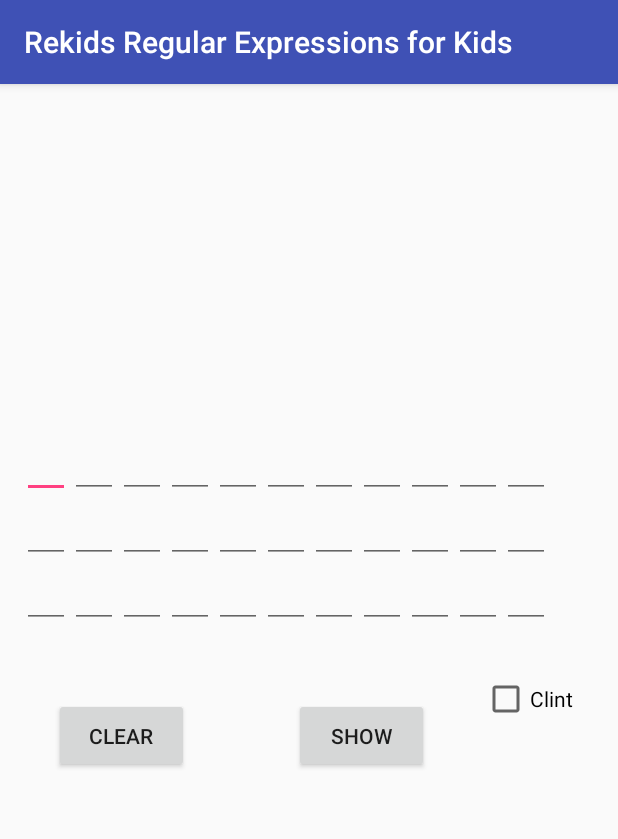
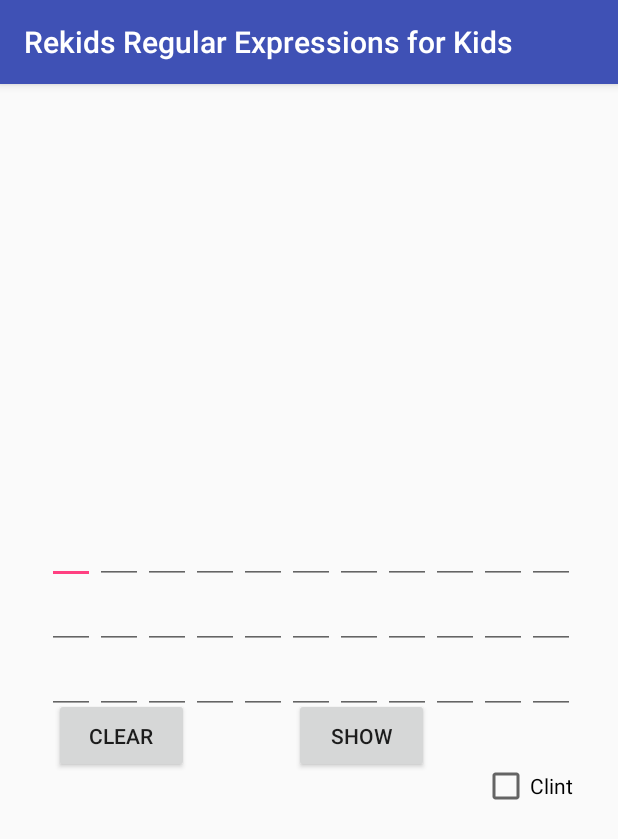
Before and after one commit to Nickotronz7/REKids-Regular-Expressions-for-Kids-, an Android app: the MainGame2 screen opened directly, with no data from a screen before it, on a phone screen of 412 x 824 dp. Shown: the top 839 px of the screen. Run offline under Robolectric (Android 15) with nearby library versions, the phone set to English and light mode, and no system bars.

Commit message:
clase matris

```diff
--- a/app/src/main/java/com/example/nicko/rekids_regular_expressions_for_kids_/MainGame2.java
+++ b/app/src/main/java/com/example/nicko/rekids_regular_expressions_for_kids_/MainGame2.java
@@ -2,6 +2,7 @@ package com.example.nicko.rekids_regular_expressions_for_kids_;
 
 import android.app.Dialog;
 import android.content.DialogInterface;
+import android.os.SystemClock;
 import android.support.v7.app.AlertDialog;
 import android.support.v7.app.AppCompatActivity;
 import android.os.Bundle;
@@ -16,8 +17,6 @@ public class MainGame2 extends AppCompatActivity {
         super.onCreate(savedInstanceState);
 
         setContentView(R.layout.activity_main_game2);
-
-
     }
 
     public void clear(View v){
--- a/app/src/main/res/layout/activity_main_game2.xml
+++ b/app/src/main/res/layout/activity_main_game2.xml
@@ -4,7 +4,8 @@
     xmlns:tools="http://schemas.android.com/tools"
     android:layout_width="match_parent"
     android:layout_height="match_parent"
-    tools:context="com.example.nicko.rekids_regular_expressions_for_kids_.MainGame2">
+    tools:context="com.example.nicko.rekids_regular_expressions_for_kids_.MainGame2"
+    android:orientation="vertical">
 
     <TextView
         android:id="@+id/textView"
@@ -16,6 +17,7 @@
         android:layout_marginStart="8dp"
         android:layout_marginTop="27dp"
         android:textAlignment="viewStart"
+        android:visibility="visible"
         app:layout_constraintHorizontal_bias="0.428"
         app:layout_constraintLeft_toLeftOf="parent"
         app:layout_constraintRight_toRightOf="parent"
@@ -54,27 +56,27 @@
         android:layout_marginRight="126dp"
         app:layout_constraintRight_toRightOf="parent"
         app:layout_constraintTop_toTopOf="parent"
-        android:layout_marginTop="409dp" />
+        android:layout_marginTop="409dp"
+        android:onClick="show"/>
 
     <TableLayout
         android:id="@+id/tableLayout"
-        android:layout_width="383dp"
-        android:layout_height="129dp"
+        android:layout_width="350dp"
+        android:layout_height="130dp"
         android:layout_marginBottom="8dp"
+        android:layout_marginTop="8dp"
+        android:visibility="visible"
+        app:layout_constraintBottom_toBottomOf="parent"
+        app:layout_constraintTop_toBottomOf="@+id/textView"
+        app:layout_constraintVertical_bias="0.19999999"
         android:layout_marginLeft="8dp"
+        app:layout_constraintLeft_toLeftOf="parent"
         android:layout_marginRight="8dp"
-        android:layout_marginTop="8dp"
-        app:layout_constraintBottom_toBottomOf="parent"
-        app:layout_constraintLeft_toLeftOf="parent"
-        app:layout_constraintRight_toRightOf="parent"
-        app:layout_constraintTop_toBottomOf="@+id/textView"
-        app:layout_constraintVertical_bias="0.064"
-        android:layout_marginStart="8dp"
-        android:layout_marginEnd="8dp">
+        app:layout_constraintRight_toRightOf="parent">
 
         <TableRow
-            android:layout_width="match_parent"
-            android:layout_height="match_parent">
+            android:layout_width="384dp"
+            android:layout_height="43dp">
 
             <EditText
                 android:id="@+id/textBox00"
@@ -82,10 +84,10 @@
                 android:layout_height="43dp"
                 android:ems="10"
                 android:inputType="textPersonName"
+                android:maxLength="1"
                 tools:layout_editor_absoluteX="52dp"
                 tools:layout_editor_absoluteY="310dp"
-                tools:maxEms="1"
-                android:maxLength="1" />
+                tools:maxEms="1" />
 
             <EditText
                 android:id="@+id/textBox01"
@@ -93,9 +95,9 @@
                 android:layout_height="43dp"
                 android:ems="10"
                 android:inputType="textPersonName"
+                android:maxLength="1"
                 tools:layout_editor_absoluteX="52dp"
-                tools:layout_editor_absoluteY="310dp"
-                android:maxLength="1" />
+                tools:layout_editor_absoluteY="310dp" />
 
             <EditText
                 android:id="@+id/textBox02"
@@ -103,9 +105,9 @@
                 android:layout_height="43dp"
                 android:ems="10"
                 android:inputType="textPersonName"
+                android:maxLength="1"
                 tools:layout_editor_absoluteX="52dp"
-                tools:layout_editor_absoluteY="310dp"
-                android:maxLength="1" />
+                tools:layout_editor_absoluteY="310dp" />
 
             <EditText
                 android:id="@+id/textBox03"
@@ -113,9 +115,9 @@
                 android:layout_height="43dp"
                 android:ems="10"
                 android:inputType="textPersonName"
+                android:maxLength="1"
                 tools:layout_editor_absoluteX="52dp"
-                tools:layout_editor_absoluteY="310dp"
-                android:maxLength="1" />
+                tools:layout_editor_absoluteY="310dp" />
 
             <EditText
                 android:id="@+id/textBox04"
@@ -123,9 +125,9 @@
                 android:layout_height="43dp"
                 android:ems="10"
                 android:inputType="textPersonName"
+                android:maxLength="1"
                 tools:layout_editor_absoluteX="52dp"
-                tools:layout_editor_absoluteY="310dp"
-                android:maxLength="1" />
+                tools:layout_editor_absoluteY="310dp" />
 
             <EditText
                 android:id="@+id/textBox05"
@@ -133,9 +135,9 @@
                 android:layout_height="43dp"
                 android:ems="10"
                 android:inputType="textPersonName"
+                android:maxLength="1"
                 tools:layout_editor_absoluteX="52dp"
-                tools:layout_editor_absoluteY="310dp"
-                android:maxLength="1" />
+                tools:layout_editor_absoluteY="310dp" />
 
             <EditText
                 android:id="@+id/textBox06"
@@ -143,9 +145,9 @@
                 android:layout_height="43dp"
                 android:ems="10"
                 android:inputType="textPersonName"
+                android:maxLength="1"
                 tools:layout_editor_absoluteX="52dp"
-                tools:layout_editor_absoluteY="310dp"
-                android:maxLength="1" />
+                tools:layout_editor_absoluteY="310dp" />
 
             <EditText
                 android:id="@+id/textBox07"
@@ -153,9 +155,9 @@
                 android:layout_height="43dp"
                 android:ems="10"
                 android:inputType="textPersonName"
+                android:maxLength="1"
                 tools:layout_editor_absoluteX="52dp"
-                tools:layout_editor_absoluteY="310dp"
-                android:maxLength="1" />
+                tools:layout_editor_absoluteY="310dp" />
 
             <EditText
                 android:id="@+id/textBox08"
@@ -163,9 +165,9 @@
                 android:layout_height="43dp"
                 android:ems="10"
                 android:inputType="textPersonName"
+                android:maxLength="1"
                 tools:layout_editor_absoluteX="52dp"
-                tools:layout_editor_absoluteY="310dp"
-                android:maxLength="1" />
+                tools:layout_editor_absoluteY="310dp" />
 
             <EditText
                 android:id="@+id/textBox09"
@@ -173,9 +175,9 @@
                 android:layout_height="43dp"
                 android:ems="10"
                 android:inputType="textPersonName"
+                android:maxLength="1"
                 tools:layout_editor_absoluteX="52dp"
-                tools:layout_editor_absoluteY="310dp"
-                android:maxLength="1" />
+                tools:layout_editor_absoluteY="310dp" />
 
             <EditText
                 android:id="@+id/textBox010"
@@ -183,9 +185,9 @@
                 android:layout_height="43dp"
                 android:ems="10"
                 android:inputType="textPersonName"
+                android:maxLength="1"
                 tools:layout_editor_absoluteX="52dp"
-                tools:layout_editor_absoluteY="310dp"
-                android:maxLength="1" />
+                tools:layout_editor_absoluteY="310dp" />
 
         </TableRow>
 
@@ -199,9 +201,9 @@
                 android:layout_height="43dp"
                 android:ems="10"
                 android:inputType="textPersonName"
+                android:maxLength="1"
                 tools:layout_editor_absoluteX="52dp"
-                tools:layout_editor_absoluteY="310dp"
-                android:maxLength="1" />
+                tools:layout_editor_absoluteY="310dp" />
 
             <EditText
                 android:id="@+id/textBox11"
@@ -209,9 +211,9 @@
                 android:layout_height="43dp"
                 android:ems="10"
                 android:inputType="textPersonName"
+                android:maxLength="1"
                 tools:layout_editor_absoluteX="52dp"
-                tools:layout_editor_absoluteY="310dp"
-                android:maxLength="1" />
+                tools:layout_editor_absoluteY="310dp" />
 
             <EditText
                 android:id="@+id/textBox12"
@@ -219,9 +221,9 @@
                 android:layout_height="43dp"
                 android:ems="10"
                 android:inputType="textPersonName"
+                android:maxLength="1"
                 tools:layout_editor_absoluteX="52dp"
-                tools:layout_editor_absoluteY="310dp"
-                android:maxLength="1" />
+                tools:layout_editor_absoluteY="310dp" />
 
             <EditText
                 android:id="@+id/textBox13"
@@ -229,9 +231,9 @@
                 android:layout_height="43dp"
                 android:ems="10"
                 android:inputType="textPersonName"
+                android:maxLength="1"
                 tools:layout_editor_absoluteX="52dp"
-                tools:layout_editor_absoluteY="310dp"
-                android:maxLength="1" />
+                tools:layout_editor_absoluteY="310dp" />
 
             <EditText
                 android:id="@+id/textBox14"
@@ -239,9 +241,9 @@
                 android:layout_height="43dp"
                 android:ems="10"
                 android:inputType="textPersonName"
+                android:maxLength="1"
                 tools:layout_editor_absoluteX="52dp"
-                tools:layout_editor_absoluteY="310dp"
-                android:maxLength="1" />
+                tools:layout_editor_absoluteY="310dp" />
 
             <EditText
                 android:id="@+id/textBox15"
@@ -249,9 +251,9 @@
                 android:layout_height="43dp"
                 android:ems="10"
                 android:inputType="textPersonName"
+                android:maxLength="1"
                 tools:layout_editor_absoluteX="52dp"
-                tools:layout_editor_absoluteY="310dp"
-                android:maxLength="1" />
+                tools:layout_editor_absoluteY="310dp" />
 
             <EditText
                 android:id="@+id/textBox16"
@@ -259,9 +261,9 @@
                 android:layout_height="43dp"
                 android:ems="10"
                 android:inputType="textPersonName"
+                android:maxLength="1"
                 tools:layout_editor_absoluteX="52dp"
-                tools:layout_editor_absoluteY="310dp"
-                android:maxLength="1" />
+                tools:layout_editor_absoluteY="310dp" />
 
             <EditText
                 android:id="@+id/textBox17"
@@ -269,9 +271,9 @@
                 android:layout_height="43dp"
                 android:ems="10"
                 android:inputType="textPersonName"
+                android:maxLength="1"
                 tools:layout_editor_absoluteX="52dp"
-                tools:layout_editor_absoluteY="310dp"
-                android:maxLength="1" />
+                tools:layout_editor_absoluteY="310dp" />
 
             <EditText
                 android:id="@+id/textBox18"
@@ -279,9 +281,9 @@
                 android:layout_height="43dp"
                 android:ems="10"
                 android:inputType="textPersonName"
+                android:maxLength="1"
                 tools:layout_editor_absoluteX="52dp"
-                tools:layout_editor_absoluteY="310dp"
-                android:maxLength="1" />
+                tools:layout_editor_absoluteY="310dp" />
 
             <EditText
                 android:id="@+id/textBox19"
@@ -289,9 +291,9 @@
                 android:layout_height="43dp"
                 android:ems="10"
                 android:inputType="textPersonName"
+                android:maxLength="1"
                 tools:layout_editor_absoluteX="52dp"
-                tools:layout_editor_absoluteY="310dp"
-                android:maxLength="1" />
+                tools:layout_editor_absoluteY="310dp" />
 
             <EditText
                 android:id="@+id/textBox110"
@@ -299,9 +301,9 @@
                 android:layout_height="43dp"
                 android:ems="10"
                 android:inputType="textPersonName"
+                android:maxLength="1"
                 tools:layout_editor_absoluteX="52dp"
-                tools:layout_editor_absoluteY="310dp"
-                android:maxLength="1" />
+                tools:layout_editor_absoluteY="310dp" />
 
         </TableRow>
 
@@ -315,9 +317,9 @@
                 android:layout_height="43dp"
                 android:ems="10"
                 android:inputType="textPersonName"
+                android:maxLength="1"
                 tools:layout_editor_absoluteX="52dp"
-                tools:layout_editor_absoluteY="310dp"
-                android:maxLength="1" />
+                tools:layout_editor_absoluteY="310dp" />
 
             <EditText
                 android:id="@+id/textBox21"
@@ -325,9 +327,9 @@
                 android:layout_height="43dp"
                 android:ems="10"
                 android:inputType="textPersonName"
+                android:maxLength="1"
                 tools:layout_editor_absoluteX="52dp"
-                tools:layout_editor_absoluteY="310dp"
-                android:maxLength="1" />
+                tools:layout_editor_absoluteY="310dp" />
 
             <EditText
                 android:id="@+id/textBox22"
@@ -335,9 +337,9 @@
                 android:layout_height="43dp"
                 android:ems="10"
                 android:inputType="textPersonName"
+                android:maxLength="1"
                 tools:layout_editor_absoluteX="52dp"
-                tools:layout_editor_absoluteY="310dp"
-                android:maxLength="1" />
+                tools:layout_editor_absoluteY="310dp" />
 
             <EditText
                 android:id="@+id/textBox23"
@@ -345,9 +347,9 @@
                 android:layout_height="43dp"
                 android:ems="10"
                 android:inputType="textPersonName"
+                android:maxLength="1"
                 tools:layout_editor_absoluteX="52dp"
-                tools:layout_editor_absoluteY="310dp"
-                android:maxLength="1" />
+                tools:layout_editor_absoluteY="310dp" />
 
             <EditText
                 android:id="@+id/textBox24"
@@ -355,9 +357,9 @@
                 android:layout_height="43dp"
                 android:ems="10"
                 android:inputType="textPersonName"
+                android:maxLength="1"
                 tools:layout_editor_absoluteX="52dp"
-                tools:layout_editor_absoluteY="310dp"
-                android:maxLength="1" />
+                tools:layout_editor_absoluteY="310dp" />
 
             <EditText
                 android:id="@+id/textBox25"
@@ -365,9 +367,9 @@
                 android:layout_height="43dp"
                 android:ems="10"
                 android:inputType="textPersonName"
+                android:maxLength="1"
                 tools:layout_editor_absoluteX="52dp"
-                tools:layout_editor_absoluteY="310dp"
-                android:maxLength="1" />
+                tools:layout_editor_absoluteY="310dp" />
 
             <EditText
                 android:id="@+id/textBox26"
@@ -375,9 +377,9 @@
                 android:layout_height="43dp"
                 android:ems="10"
                 android:inputType="textPersonName"
+                android:maxLength="1"
                 tools:layout_editor_absoluteX="52dp"
-                tools:layout_editor_absoluteY="310dp"
-                android:maxLength="1" />
+                tools:layout_editor_absoluteY="310dp" />
 
             <EditText
                 android:id="@+id/textBox27"
@@ -385,9 +387,9 @@
                 android:layout_height="43dp"
                 android:ems="10"
                 android:inputType="textPersonName"
+                android:maxLength="1"
                 tools:layout_editor_absoluteX="52dp"
-                tools:layout_editor_absoluteY="310dp"
-                android:maxLength="1" />
+                tools:layout_editor_absoluteY="310dp" />
 
             <EditText
                 android:id="@+id/textBox28"
@@ -395,9 +397,9 @@
                 android:layout_height="43dp"
                 android:ems="10"
                 android:inputType="textPersonName"
+                android:maxLength="1"
                 tools:layout_editor_absoluteX="52dp"
-                tools:layout_editor_absoluteY="310dp"
-                android:maxLength="1" />
+                tools:layout_editor_absoluteY="310dp" />
 
             <EditText
                 android:id="@+id/textBox29"
@@ -405,9 +407,9 @@
                 android:layout_height="43dp"
                 android:ems="10"
                 android:inputType="textPersonName"
+                android:maxLength="1"
                 tools:layout_editor_absoluteX="52dp"
-                tools:layout_editor_absoluteY="310dp"
-                android:maxLength="1" />
+                tools:layout_editor_absoluteY="310dp" />
 
             <EditText
                 android:id="@+id/textBox210"
@@ -415,9 +417,9 @@
                 android:layout_height="43dp"
                 android:ems="10"
                 android:inputType="textPersonName"
+                android:maxLength="1"
                 tools:layout_editor_absoluteX="52dp"
-                tools:layout_editor_absoluteY="310dp"
-                android:maxLength="1" />
+                tools:layout_editor_absoluteY="310dp" />
 
         </TableRow>
 
```
Also changed, not shown: 2 other files.
